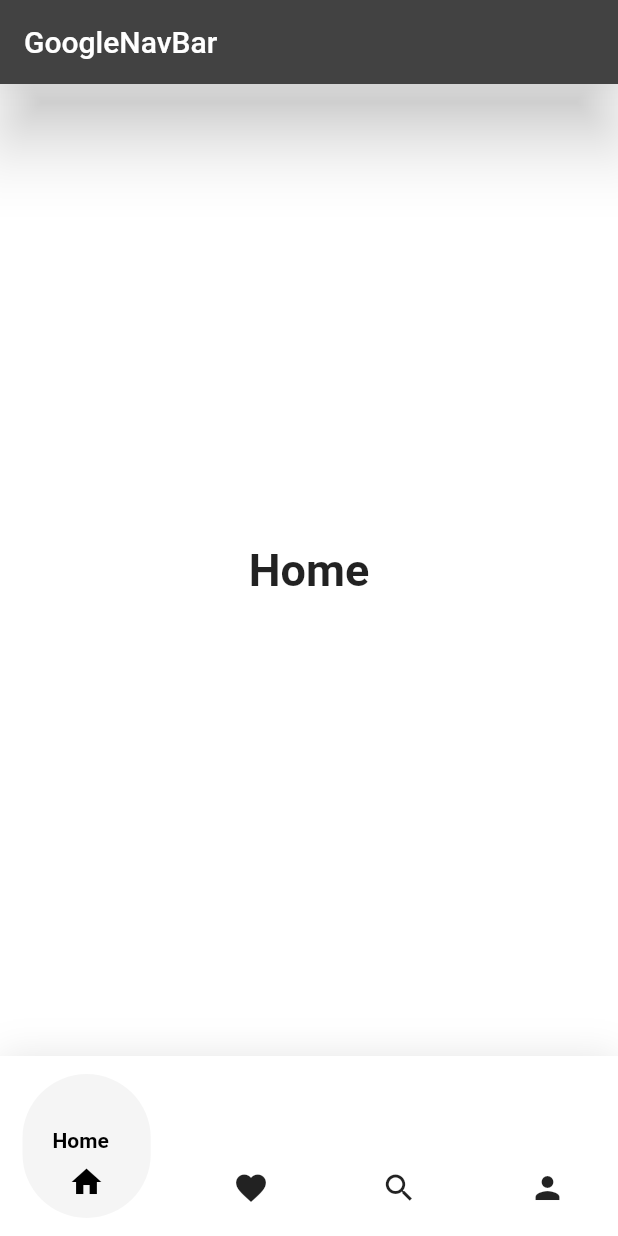
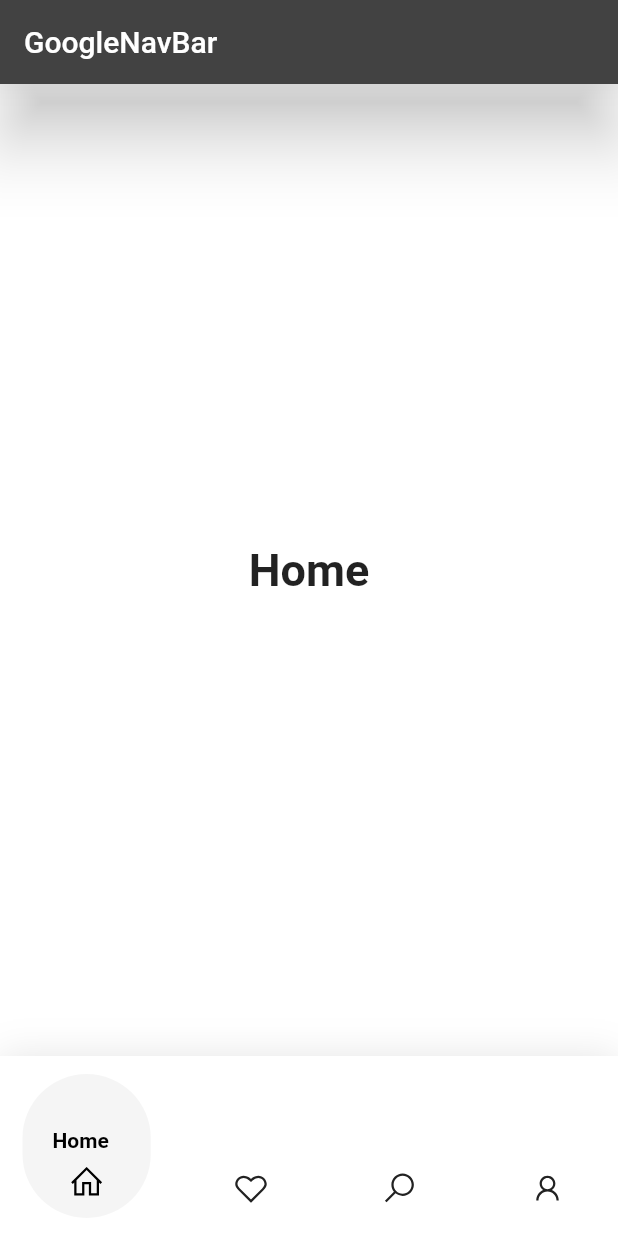
Before and after one commit to sooxt98/google_nav_bar, a Flutter app: the screen it shows after launch, on a phone screen of 412 x 824 dp. Run offline on Flutter 3.47's test engine with Material 2 defaults, Android fonts, the phone set to English and light mode, and no system bars; our stand-ins replace badges, line_icons.

Commit message:
Revert "updates"
This reverts commit a0c48554bbe2daec1a62a8657b75bd30ec2739cf.

```diff
--- a/example/lib/main.dart
+++ b/example/lib/main.dart
@@ -1,5 +1,6 @@
 import 'package:flutter/material.dart';
 import 'package:google_nav_bar/google_nav_bar.dart';
+import 'package:line_icons/line_icons.dart';
 
 void main() => runApp(MaterialApp(
     builder: (context, child) {
@@ -18,8 +19,7 @@ class Example extends StatefulWidget {
 
 class _ExampleState extends State<Example> {
   int _selectedIndex = 0;
-  static const TextStyle optionStyle =
-      TextStyle(fontSize: 30, fontWeight: FontWeight.w600);
+  static const TextStyle optionStyle = TextStyle(fontSize: 30, fontWeight: FontWeight.w600);
   static const List<Widget> _widgetOptions = <Widget>[
     Text(
       'Home',
@@ -74,19 +74,19 @@ class _ExampleState extends State<Example> {
               tabBackgroundColor: Colors.grey[100]!,
               tabs: [
                 GButton(
-                  icon: Icons.home,
+                  icon: LineIcons.home,
                   text: 'Home',
                 ),
                 GButton(
-                  icon: Icons.favorite,
+                  icon: LineIcons.heart_o,
                   text: 'Likes',
                 ),
                 GButton(
-                  icon: Icons.search,
+                  icon: LineIcons.search,
                   text: 'Search',
                 ),
                 GButton(
-                  icon: Icons.person,
+                  icon: LineIcons.user,
                   text: 'Profile',
                 ),
               ],
```
